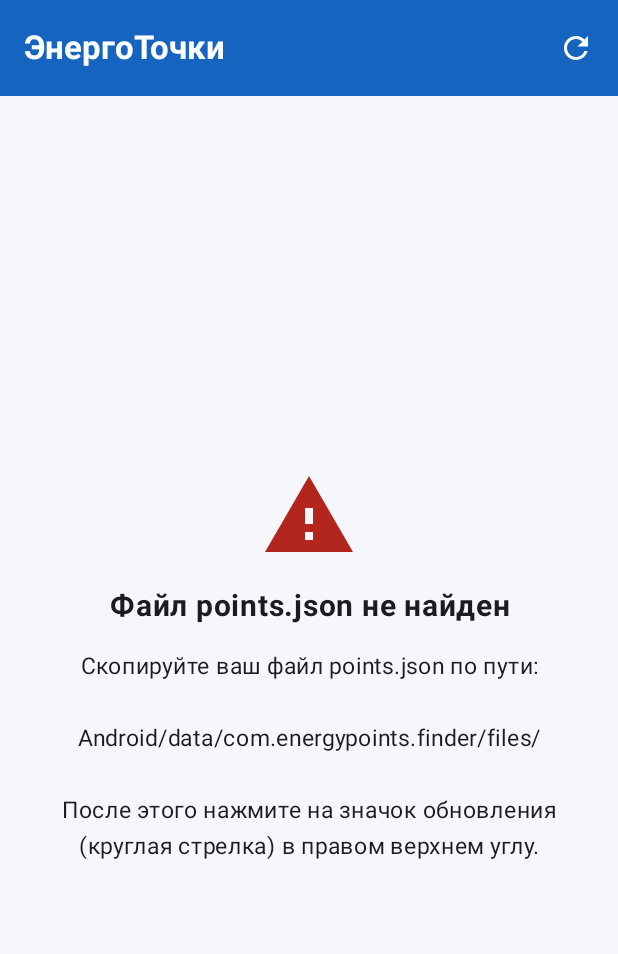
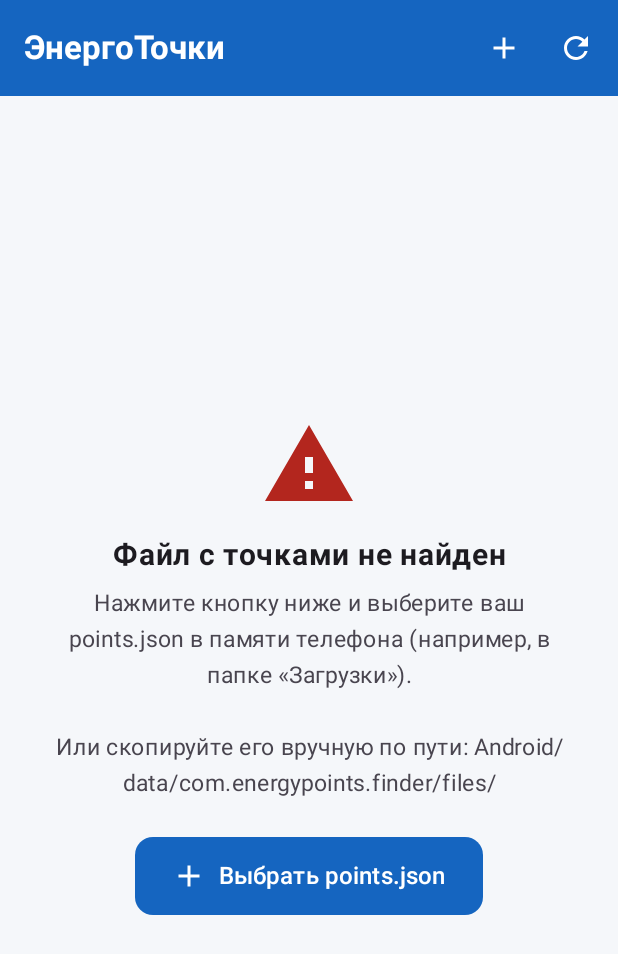
Before and after one commit to VictorTerlica/energopoints, an Android app built with Jetpack Compose: the screen it shows after launch (MainActivity), on a phone screen of 412 x 824 dp. Shown: the top 954 px of the screen. Run offline under Robolectric (Android 15) with nearby library versions, the phone set to English and light mode, and no system bars; pictures from the network do not load.

Commit message:
Update PointFinderScreen.kt
Добавили кнопки загрузить и выгрузить файл точек

```diff
--- a/app/src/main/java/com/energypoints/finder/ui/screens/PointFinderScreen.kt
+++ b/app/src/main/java/com/energypoints/finder/ui/screens/PointFinderScreen.kt
@@ -3,6 +3,8 @@ package com.energypoints.finder.ui.screens
 import android.content.Context
 import android.content.Intent
 import android.net.Uri
+import androidx.activity.compose.rememberLauncherForActivityResult
+import androidx.activity.result.contract.ActivityResultContracts
 import androidx.compose.foundation.background
 import androidx.compose.foundation.clickable
 import androidx.compose.foundation.layout.*
@@ -26,17 +28,60 @@ import androidx.compose.ui.unit.dp
 import androidx.compose.ui.unit.sp
 import com.energypoints.finder.data.Point
 import com.energypoints.finder.data.PointsRepository
+import java.io.File
 
 @OptIn(ExperimentalMaterial3Api::class)
 @Composable
 fun PointFinderScreen() {
     val context = LocalContext.current
-    // Данные загружаются при старте
     var data by remember { mutableStateOf(PointsRepository.load(context)) }
 
     var selectedDistrict by remember(data) { mutableStateOf(data.keys.firstOrNull() ?: "") }
     var selectedType by remember(data) { mutableStateOf("РП") }
     var query by remember { mutableStateOf("") }
+    var selectedPoint by remember { mutableStateOf<Point?>(null) }
+
+    // Лончер для ВЫБОРА (Импорта) файла
+    val importLauncher = rememberLauncherForActivityResult(
+        contract = ActivityResultContracts.OpenDocument()
+    ) { uri: Uri? ->
+        uri?.let {
+            try {
+                // Копируем выбранный файл во внутреннюю папку приложения
+                context.contentResolver.openInputStream(uri)?.use { input ->
+                    val destFile = File(context.getExternalFilesDir(null), "points.json")
+                    destFile.outputStream().use { output ->
+                        input.copyTo(output)
+                    }
+                }
+                // Перезагружаем данные
+                data = PointsRepository.load(context)
+                selectedDistrict = data.keys.firstOrNull() ?: ""
+            } catch (e: Exception) {
+                // Ошибка чтения файла (можно добавить Toast)
+            }
+        }
+    }
+
+    // Лончер для СОХРАНЕНИЯ (Экспорта) файла
+    val exportLauncher = rememberLauncherForActivityResult(
+        contract = ActivityResultContracts.CreateDocument("application/json")
+    ) { uri: Uri? ->
+        uri?.let {
+            try {
+                val sourceFile = File(context.getExternalFilesDir(null), "points.json")
+                if (sourceFile.exists()) {
+                    context.contentResolver.openOutputStream(uri)?.use { output ->
+                        sourceFile.inputStream().use { input ->
+                            input.copyTo(output)
+                        }
+                    }
+                }
+            } catch (e: Exception) {
+                // Ошибка сохранения
+            }
+        }
+    }
 
     val types = data[selectedDistrict]?.keys?.toList() ?: emptyList()
     val points = data[selectedDistrict]?.get(selectedType).orEmpty()
@@ -46,14 +91,23 @@ fun PointFinderScreen() {
             it.code.contains(query.trim(), true) || it.name.contains(query.trim(), true)
         }
     }
-    var selectedPoint by remember { mutableStateOf<Point?>(null) }
 
     Scaffold(
         topBar = {
             TopAppBar(
                 title = { Text("ЭнергоТочки", fontWeight = FontWeight.Bold) },
                 actions = {
-                    // Кнопка обновления (перечитывает файл)
+                    // Кнопка импорта
+                    IconButton(onClick = { importLauncher.launch(arrayOf("application/json", "*/*")) }) {
+                        Icon(Icons.Default.Add, contentDescription = "Загрузить JSON")
+                    }
+                    // Кнопка экспорта
+                    if (data.isNotEmpty()) {
+                        IconButton(onClick = { exportLauncher.launch("points_updated.json") }) {
+                            Icon(Icons.Default.Share, contentDescription = "Сохранить/Выгрузить JSON")
+                        }
+                    }
+                    // Кнопка обновления
                     IconButton(onClick = { data = PointsRepository.load(context) }) {
                         Icon(Icons.Default.Refresh, contentDescription = "Обновить")
                     }
@@ -82,17 +136,28 @@ fun PointFinderScreen() {
                     Icon(Icons.Default.Warning, null, modifier = Modifier.size(64.dp), tint = MaterialTheme.colorScheme.error)
                     Spacer(Modifier.height(16.dp))
                     Text(
-                        "Файл points.json не найден",
+                        "Файл с точками не найден",
                         fontSize = 20.sp,
                         fontWeight = FontWeight.Bold,
                         textAlign = TextAlign.Center
                     )
-                    Spacer(Modifier.height(16.dp))
+                    Spacer(Modifier.height(8.dp))
                     Text(
-                        "Скопируйте ваш файл points.json по пути:\n\nAndroid/data/com.energypoints.finder/files/\n\nПосле этого нажмите на значок обновления (круглая стрелка) в правом верхнем углу.",
+                        "Нажмите кнопку ниже и выберите ваш points.json в памяти телефона (например, в папке «Загрузки»).\n\nИли скопируйте его вручную по пути: Android/data/com.energypoints.finder/files/",
                         textAlign = TextAlign.Center,
-                        fontSize = 15.sp
+                        fontSize = 15.sp,
+                        color = MaterialTheme.colorScheme.onSurfaceVariant
                     )
+                    Spacer(Modifier.height(24.dp))
+                    Button(
+                        onClick = { importLauncher.launch(arrayOf("application/json", "*/*")) },
+                        modifier = Modifier.height(52.dp),
+                        shape = RoundedCornerShape(12.dp)
+                    ) {
+                        Icon(Icons.Default.Add, null)
+                        Spacer(Modifier.width(8.dp))
+                        Text("Выбрать points.json", fontSize = 16.sp)
+                    }
                 }
             } else {
                 // ЭКРАН С ДАННЫМИ
@@ -152,15 +217,12 @@ fun PointFinderScreen() {
                 p = p,
                 onDismiss = { selectedPoint = null },
                 onSave = { updatedPoint ->
-                    // Обновляем в памяти
                     val updatedData = data.toMutableMap().mapValues { (_, typesMap) ->
                         typesMap.mapValues { (_, pointsList) ->
                             pointsList.map { if (it.name == updatedPoint.name && it.latitude == updatedPoint.latitude) updatedPoint else it }
                         }
                     }
-                    // Сохраняем в файл
                     PointsRepository.save(context, updatedData)
-                    // Обновляем интерфейс
                     data = updatedData
                     selectedPoint = updatedPoint
                 }
```
